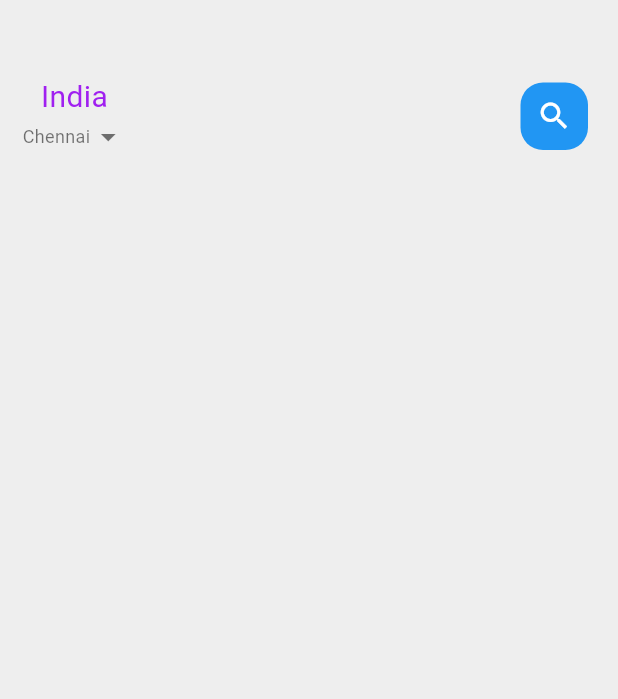
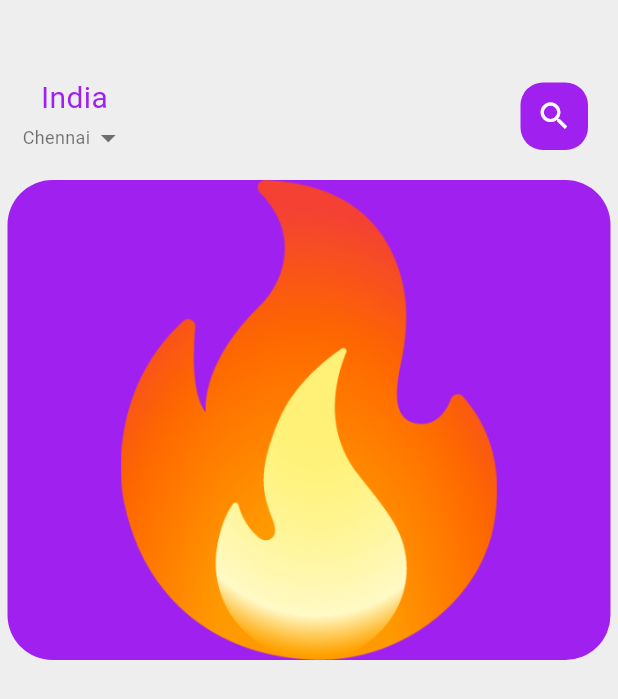
Before and after one commit to MohamedArafath205/Flutterproject, a Flutter app: the screen it shows after launch, on a phone screen of 412 x 824 dp. Shown: the top 699 px of the screen. Run offline on Flutter 3.47's test engine with Material 3 defaults, Android fonts, the light colour scheme and no system bars.

Commit message:
carousel updates

```diff
--- a/lib/components/carousel.dart
+++ b/lib/components/carousel.dart
@@ -1,3 +1,4 @@
+import 'package:clickandcut/colors.dart';
 import 'package:flutter/material.dart';
 
 class Carousel extends StatefulWidget {
@@ -11,10 +12,23 @@ class _CarouselState extends State<Carousel> {
   @override
   Widget build(BuildContext context) {
     return Container(
+        height: 320,
         child: PageView.builder(
             itemCount: 5,
             itemBuilder: (context, position) {
               return _buildPageItem(position);
             }));
   }
+
+  Widget _buildPageItem(int Index) {
+    return Container(
+      height: 220,
+      margin: EdgeInsets.only(left: 5, right: 5),
+      decoration: BoxDecoration(
+          borderRadius: BorderRadius.circular(30),
+          color: Index.isEven ? AppColors.primaryColor : Colors.white,
+          image: const DecorationImage(
+              image: AssetImage('lib/assets/images/fire.png'))),
+    );
+  }
 }
--- a/lib/pages/home_page.dart
+++ b/lib/pages/home_page.dart
@@ -1,8 +1,8 @@
 import 'package:clickandcut/colors.dart';
 import 'package:clickandcut/components/big_text.dart';
+import 'package:clickandcut/components/carousel.dart';
 import 'package:clickandcut/components/small_text.dart';
 import 'package:flutter/material.dart';
-import 'package:flutter/widgets.dart';
 
 class HomePage extends StatelessWidget {
   const HomePage({super.key});
@@ -11,8 +11,9 @@ class HomePage extends StatelessWidget {
   Widget build(BuildContext context) {
     return Scaffold(
       backgroundColor: Colors.grey[200],
-      body: Container(
-        child: Container(
+      body: Column(
+        children: [
+          Container(
             margin: const EdgeInsets.only(top: 35),
             child: Row(
               mainAxisAlignment: MainAxisAlignment.spaceBetween,
@@ -32,7 +33,8 @@ class HomePage extends StatelessWidget {
                             text: "Chennai",
                             color: Colors.black54,
                           ),
-                        const Icon(Icons.arrow_drop_down, color: Colors.black54)
+                          const Icon(Icons.arrow_drop_down,
+                              color: Colors.black54)
                         ],
                       )
                     ],
@@ -46,7 +48,7 @@ class HomePage extends StatelessWidget {
                         width: 45,
                         height: 45,
                         decoration: BoxDecoration(
-                        color: Colors.blue,
+                          color: AppColors.primaryColor,
                           borderRadius: BorderRadius.circular(15),
                         ),
                         child: Icon(Icons.search, color: Colors.white),
@@ -57,6 +59,8 @@ class HomePage extends StatelessWidget {
               ],
             ),
           ),
+          Carousel(),
+        ],
       ),
     );
   }
--- a/pubspec.yaml
+++ b/pubspec.yaml
@@ -59,9 +59,8 @@ flutter:
   uses-material-design: true
 
   # To add assets to your application, add an assets section, like this:
-  # assets:
-  #   - images/a_dot_burr.jpeg
-  #   - images/a_dot_ham.jpeg
+  assets:
+  - lib/assets/images/
 
   # An image asset can refer to one or more resolution-specific "variants", see
   # https://flutter.dev/assets-and-images/#resolution-aware
```
Also changed, not shown: lib/assets/images/fire.png (renamed from lib/assets/fire.png). Lines whose indentation alone changed are shown as unchanged.
